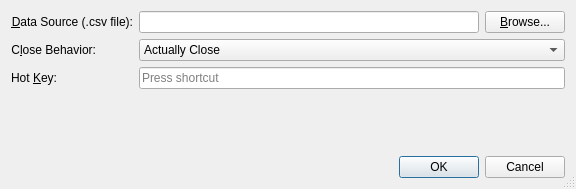
Old version of the form settingsdialog.ui in the repository andrewrk/ruff.
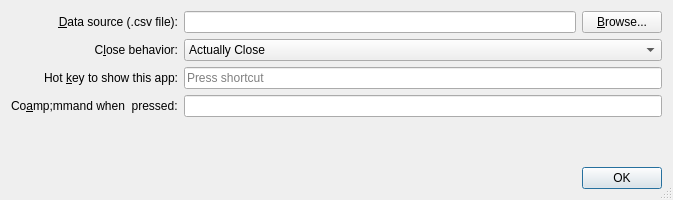
New version of the form.

Diff of the .ui file:
```diff
--- a/settingsdialog.ui
+++ b/settingsdialog.ui
@@ -6,8 +6,8 @@
    <rect>
     <x>0</x>
     <y>0</y>
-    <width>576</width>
-    <height>189</height>
+    <width>673</width>
+    <height>200</height>
    </rect>
   </property>
   <property name="windowTitle">
@@ -22,10 +22,13 @@
   <layout class="QVBoxLayout" name="verticalLayout">
    <item>
     <layout class="QFormLayout" name="formLayout">
+     <property name="labelAlignment">
+      <set>Qt::AlignRight|Qt::AlignTrailing|Qt::AlignVCenter</set>
+     </property>
      <item row="0" column="0">
       <widget class="QLabel" name="label">
        <property name="text">
-        <string>&amp;Data Source (.csv file):</string>
+        <string>&amp;Data source (.csv file):</string>
        </property>
        <property name="alignment">
         <set>Qt::AlignRight|Qt::AlignTrailing|Qt::AlignVCenter</set>
@@ -35,19 +38,6 @@
        </property>
       </widget>
      </item>
-     <item row="1" column="0">
-      <widget class="QLabel" name="label_2">
-       <property name="text">
-        <string>C&amp;lose Behavior:</string>
-       </property>
-       <property name="alignment">
-        <set>Qt::AlignRight|Qt::AlignTrailing|Qt::AlignVCenter</set>
-       </property>
-       <property name="buddy">
-        <cstring>closeBehaviorBox</cstring>
-       </property>
-      </widget>
-     </item>
      <item row="1" column="1">
       <widget class="QComboBox" name="closeBehaviorBox">
        <item>
@@ -79,7 +69,7 @@
      <item row="2" column="0">
       <widget class="QLabel" name="label_3">
        <property name="text">
-        <string>Hot &amp;Key:</string>
+        <string>Hot &amp;key to show this app:</string>
        </property>
        <property name="alignment">
         <set>Qt::AlignRight|Qt::AlignTrailing|Qt::AlignVCenter</set>
@@ -92,6 +82,32 @@
      <item row="2" column="1">
       <widget class="QKeySequenceEdit" name="hotKeyBox"/>
      </item>
+     <item row="3" column="0">
+      <widget class="QLabel" name="label_4">
+       <property name="text">
+        <string>Co&amp;mmand when &lt;enter&gt; pressed:</string>
+       </property>
+       <property name="buddy">
+        <cstring>commandText</cstring>
+       </property>
+      </widget>
+     </item>
+     <item row="3" column="1">
+      <widget class="QLineEdit" name="commandText"/>
+     </item>
+     <item row="1" column="0">
+      <widget class="QLabel" name="label_2">
+       <property name="text">
+        <string>C&amp;lose behavior:</string>
+       </property>
+       <property name="alignment">
+        <set>Qt::AlignRight|Qt::AlignTrailing|Qt::AlignVCenter</set>
+       </property>
+       <property name="buddy">
+        <cstring>closeBehaviorBox</cstring>
+       </property>
+      </widget>
+     </item>
     </layout>
    </item>
    <item>
@@ -100,7 +116,7 @@
       <enum>Qt::Horizontal</enum>
      </property>
      <property name="standardButtons">
-      <set>QDialogButtonBox::Cancel|QDialogButtonBox::Ok</set>
+      <set>QDialogButtonBox::Ok</set>
      </property>
     </widget>
    </item>
```
Left out of the diff: 5 changed lines with no effect on the pictures.
